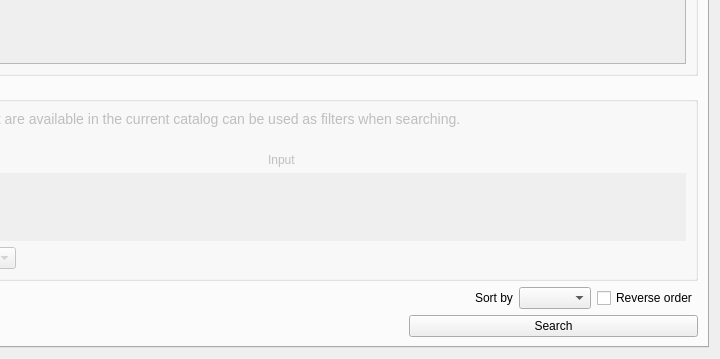
Qt form src/qgis_stac/ui/qgis_stac_widget.ui (stac-utils/qgis-stac-plugin) before a commit; both pictures show x 191 to 911 and y 576 to 935 of the 911 by 935 pixel window.
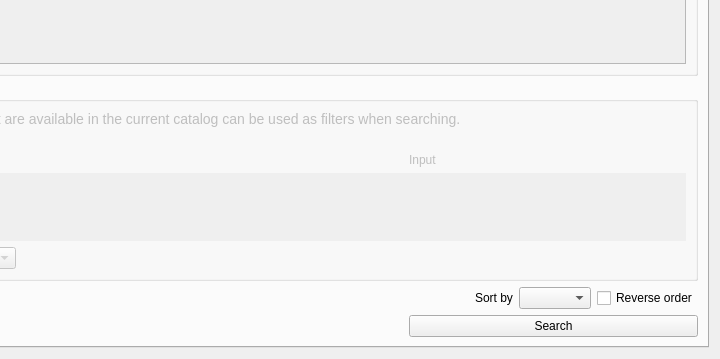
The same form after that commit. Custom widgets are drawn as their Qt base class.

Commit message: support for datetime queryables and updates to the data driven group ui

The edit to the form file:
```diff
--- a/src/qgis_stac/ui/qgis_stac_widget.ui
+++ b/src/qgis_stac/ui/qgis_stac_widget.ui
@@ -469,7 +469,7 @@
               </property>
              </widget>
             </item>
-            <item row="0" column="1">
+            <item row="0" column="2">
              <widget class="QLabel" name="type_la">
               <property name="text">
                <string>Input</string>
@@ -479,6 +479,13 @@
               </property>
              </widget>
             </item>
+            <item row="0" column="1">
+             <widget class="QLabel" name="label_6">
+              <property name="text">
+               <string/>
+              </property>
+             </widget>
+            </item>
            </layout>
           </item>
           <item>
```
Left out of the diff: 2 changed lines with no effect on the pictures. The commit also changes 5 other files.
